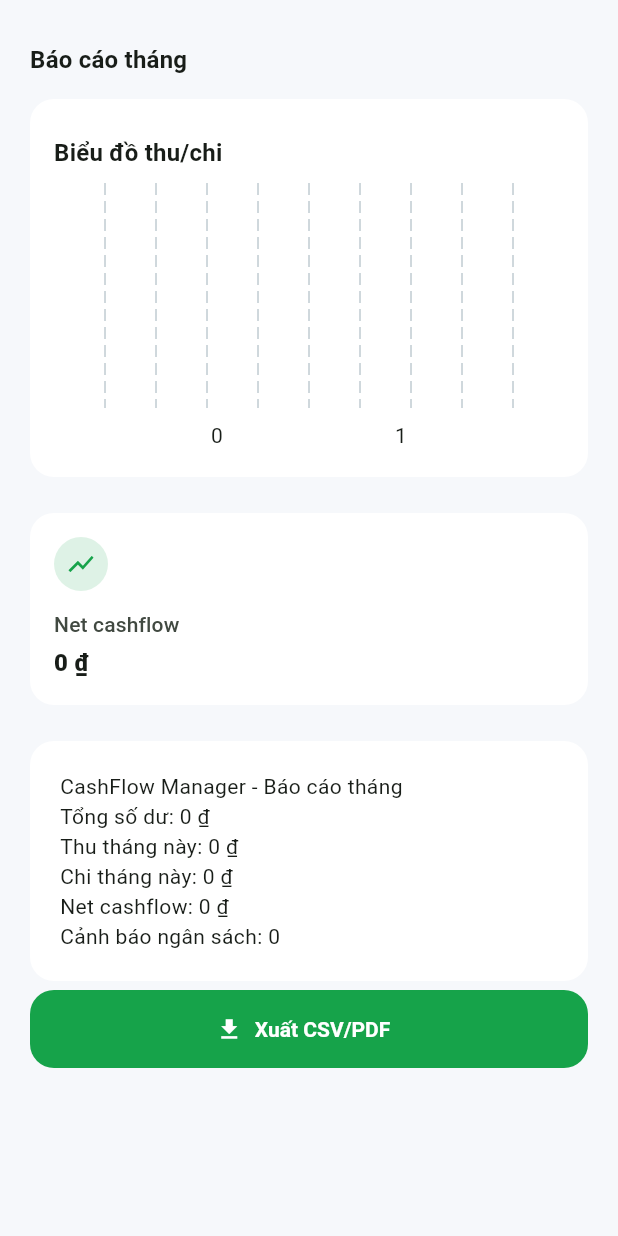
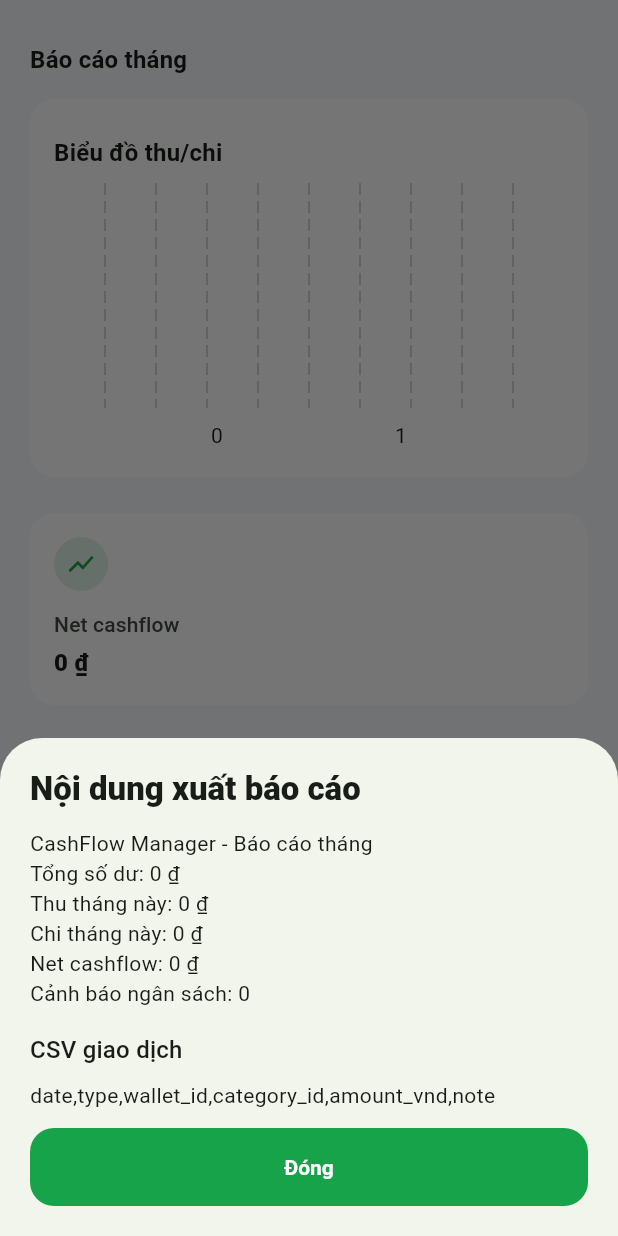
Before and after one commit to JasonTM17/Money_Management_App, a Flutter app: the ReportsTab widget shown alone on an empty page, opened directly with empty values, after a tap on "Xuất CSV/PDF", on a phone screen of 412 x 824 dp. Run offline on Flutter 3.47's test engine with Material 3 defaults, Android fonts, the phone set to English and light mode, and no system bars; drawn by our look-alikes of fl_chart; our stand-ins replace csv, flutter_riverpod, flutter_secure_storage, local_auth; missing offline and left inert: sqlite3; accounts and stored records are empty; Roboto replaces fonts that are missing (Be Vietnam Pro).

Commit message:
feat(reports): preview exported finance data

```diff
--- a/lib/features/home/widgets/wallets_reports_settings_tabs.dart
+++ b/lib/features/home/widgets/wallets_reports_settings_tabs.dart
@@ -62,7 +62,9 @@ class ReportsTab extends StatelessWidget {
 
   @override
   Widget build(BuildContext context) {
-    final report = const ExportService().monthlyTextReport(state.summary);
+    final exportService = const ExportService();
+    final report = exportService.monthlyTextReport(state.summary);
+    final csv = exportService.transactionsToCsv(state.transactions);
     return ListView(
       padding: const EdgeInsets.all(20),
       children: [
@@ -83,11 +85,58 @@ class ReportsTab extends StatelessWidget {
           ),
         ),
         FilledButton.icon(
-          onPressed: () {},
+          onPressed: () => _showExportSheet(context, report, csv),
           icon: const Icon(Icons.file_download),
           label: const Text('Xuất CSV/PDF'),
         ),
       ],
+    );
+  }
+
+  Future<void> _showExportSheet(
+    BuildContext context,
+    String report,
+    String csv,
+  ) async {
+    await showModalBottomSheet<void>(
+      context: context,
+      isScrollControlled: true,
+      builder: (context) => Padding(
+        padding: EdgeInsets.fromLTRB(
+          20,
+          20,
+          20,
+          MediaQuery.of(context).viewInsets.bottom + 20,
+        ),
+        child: SingleChildScrollView(
+          child: Column(
+            mainAxisSize: MainAxisSize.min,
+            crossAxisAlignment: CrossAxisAlignment.stretch,
+            children: [
+              Text(
+                'Nội dung xuất báo cáo',
+                style: Theme.of(
+                  context,
+                ).textTheme.titleLarge?.copyWith(fontWeight: FontWeight.w800),
+              ),
+              const SizedBox(height: 12),
+              Text(report),
+              const SizedBox(height: 16),
+              Text(
+                'CSV giao dịch',
+                style: Theme.of(context).textTheme.titleMedium,
+              ),
+              const SizedBox(height: 8),
+              SelectableText(csv),
+              const SizedBox(height: 12),
+              FilledButton(
+                onPressed: () => Navigator.pop(context),
+                child: const Text('Đóng'),
+              ),
+            ],
+          ),
+        ),
+      ),
     );
   }
 }
```
Also changed, not shown: 1 other file.
